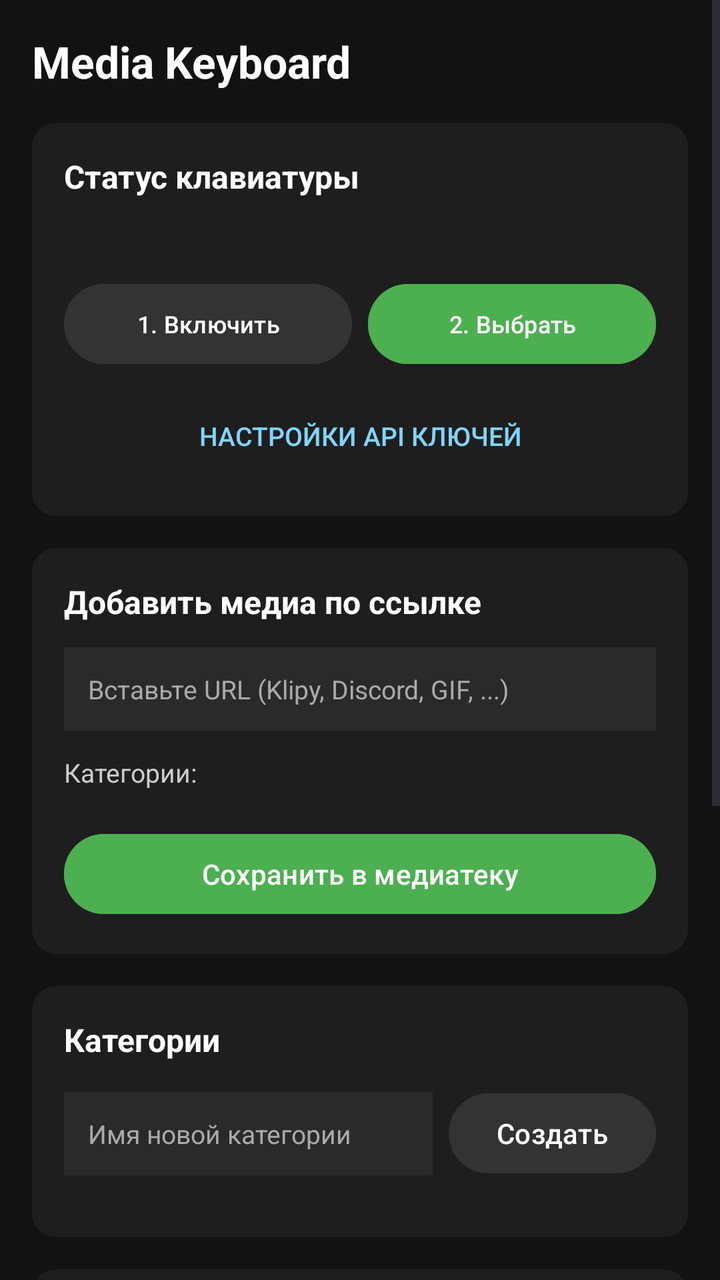
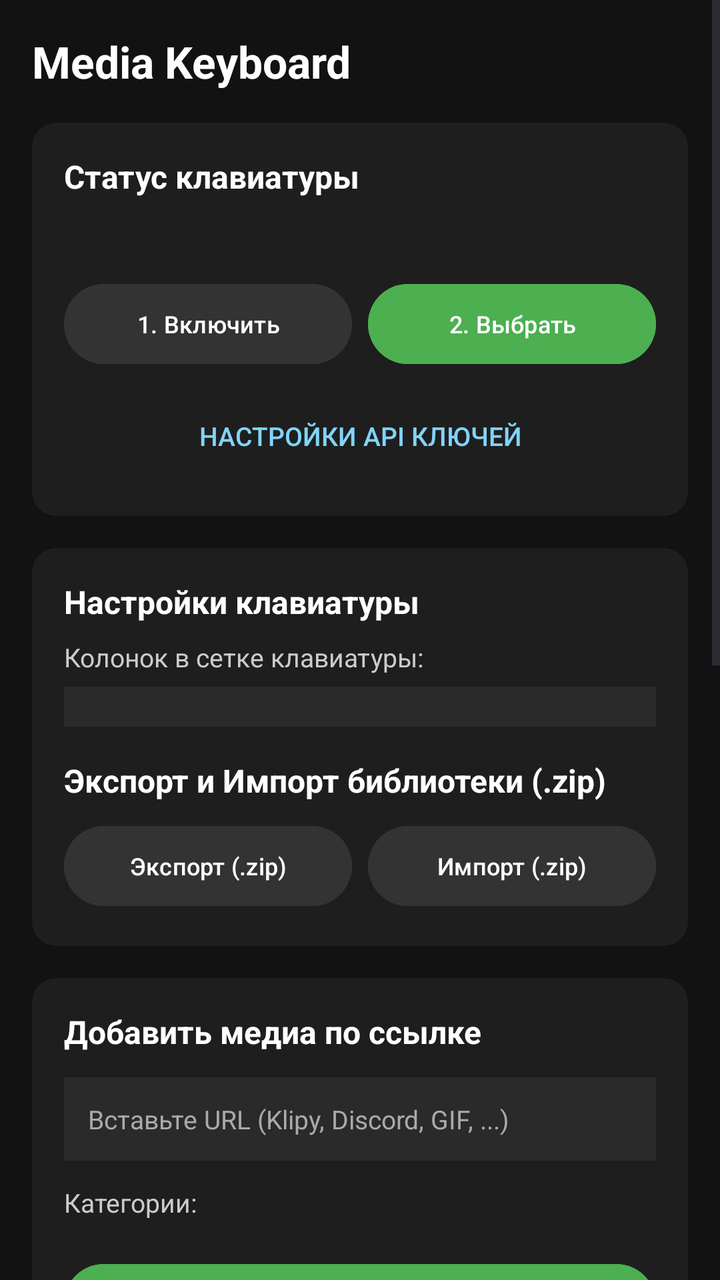

Compare the two renders of this Android layout. The source of the first and the diff that turns it into the second are given below.
<!-- AndroidManifest.xml: application theme Theme.MediaKeyboard -->
<!-- res/layout/activity_main.xml -->
<?xml version="1.0" encoding="utf-8"?>
<ScrollView xmlns:android="http://schemas.android.com/apk/res/android"
    xmlns:app="http://schemas.android.com/apk/res-auto"
    android:layout_width="match_parent"
    android:layout_height="match_parent"
    android:background="#FF121212"
    android:fillViewport="true">

    <LinearLayout
        android:layout_width="match_parent"
        android:layout_height="wrap_content"
        android:orientation="vertical"
        android:padding="16dp">

        
        <TextView
            android:layout_width="wrap_content"
            android:layout_height="wrap_content"
            android:text="Media Keyboard"
            android:textColor="#FFFFFFFF"
            android:textSize="22sp"
            android:textStyle="bold"
            android:layout_marginBottom="16dp" />

        
        <com.google.android.material.card.MaterialCardView
            android:layout_width="match_parent"
            android:layout_height="wrap_content"
            android:layout_marginBottom="16dp"
            app:cardBackgroundColor="#FF1E1E1E"
            app:cardCornerRadius="12dp"
            app:strokeWidth="0dp">

            <LinearLayout
                android:layout_width="match_parent"
                android:layout_height="wrap_content"
                android:orientation="vertical"
                android:padding="16dp">

                <TextView
                    android:layout_width="wrap_content"
                    android:layout_height="wrap_content"
                    android:text="Статус клавиатуры"
                    android:textColor="#FFFFFFFF"
                    android:textSize="16sp"
                    android:textStyle="bold"
                    android:layout_marginBottom="8dp" />

                <TextView
                    android:id="@+id/statusText"
                    android:layout_width="wrap_content"
                    android:layout_height="wrap_content"
                    android:textColor="#FFCCCCCC"
                    android:textSize="14sp"
                    android:layout_marginBottom="12dp" />

                <LinearLayout
                    android:layout_width="match_parent"
                    android:layout_height="wrap_content"
                    android:orientation="horizontal">

                    <Button
                        android:id="@+id/btnEnable"
                        android:layout_width="0dp"
                        android:layout_height="wrap_content"
                        android:layout_weight="1"
                        android:text="1. Включить"
                        android:textSize="12sp"
                        android:backgroundTint="#FF333333" />

                    <Button
                        android:id="@+id/btnPick"
                        android:layout_width="0dp"
                        android:layout_height="wrap_content"
                        android:layout_weight="1"
                        android:layout_marginStart="8dp"
                        android:text="2. Выбрать"
                        android:textSize="12sp"
                        android:backgroundTint="#FF4CAF50" />
                </LinearLayout>

                <Button
                    android:id="@+id/btnOpenSettings"
                    style="?android:attr/borderlessButtonStyle"
                    android:layout_width="match_parent"
                    android:layout_height="wrap_content"
                    android:layout_marginTop="8dp"
                    android:text="Настройки API ключей"
                    android:textColor="#FF81D4FA"
                    android:textSize="13sp" />

            </LinearLayout>
        </com.google.android.material.card.MaterialCardView>

        
        <com.google.android.material.card.MaterialCardView
            android:layout_width="match_parent"
            android:layout_height="wrap_content"
            android:layout_marginBottom="16dp"
            app:cardBackgroundColor="#FF1E1E1E"
            app:cardCornerRadius="12dp"
            app:strokeWidth="0dp">

            <LinearLayout
                android:layout_width="match_parent"
                android:layout_height="wrap_content"
                android:orientation="vertical"
                android:padding="16dp">

                <TextView
                    android:layout_width="wrap_content"
                    android:layout_height="wrap_content"
                    android:text="Добавить медиа по ссылке"
                    android:textColor="#FFFFFFFF"
                    android:textSize="16sp"
                    android:textStyle="bold"
                    android:layout_marginBottom="12dp" />

                <EditText
                    android:id="@+id/inputMainUrl"
                    android:layout_width="match_parent"
                    android:layout_height="wrap_content"
                    android:hint="Вставьте URL (Klipy, Discord, GIF, ...)"
                    android:textColorHint="#FFAAAAAA"
                    android:textColor="#FFFFFFFF"
                    android:background="#FF2A2A2A"
                    android:padding="12dp"
                    android:textSize="13sp"
                    android:inputType="textUri" />

                <TextView
                    android:layout_width="wrap_content"
                    android:layout_height="wrap_content"
                    android:text="Категории:"
                    android:textColor="#FFCCCCCC"
                    android:textSize="13sp"
                    android:layout_marginTop="12dp"
                    android:layout_marginBottom="6dp" />

                <LinearLayout
                    android:id="@+id/mainCategoriesContainer"
                    android:layout_width="match_parent"
                    android:layout_height="wrap_content"
                    android:orientation="vertical" />

                <Button
                    android:id="@+id/btnAddMainMedia"
                    android:layout_width="match_parent"
                    android:layout_height="wrap_content"
                    android:layout_marginTop="12dp"
                    android:text="Сохранить в медиатеку"
                    android:backgroundTint="#FF4CAF50"
                    android:textColor="#FFFFFFFF" />

            </LinearLayout>
        </com.google.android.material.card.MaterialCardView>

        
        <com.google.android.material.card.MaterialCardView
            android:layout_width="match_parent"
            android:layout_height="wrap_content"
            android:layout_marginBottom="16dp"
            app:cardBackgroundColor="#FF1E1E1E"
            app:cardCornerRadius="12dp"
            app:strokeWidth="0dp">

            <LinearLayout
                android:layout_width="match_parent"
                android:layout_height="wrap_content"
                android:orientation="vertical"
                android:padding="16dp">

                <TextView
                    android:layout_width="wrap_content"
                    android:layout_height="wrap_content"
                    android:text="Категории"
                    android:textColor="#FFFFFFFF"
                    android:textSize="16sp"
                    android:textStyle="bold"
                    android:layout_marginBottom="12dp" />

                <LinearLayout
                    android:layout_width="match_parent"
                    android:layout_height="wrap_content"
                    android:orientation="horizontal">

                    <EditText
                        android:id="@+id/inputMainCategoryName"
                        android:layout_width="0dp"
                        android:layout_height="wrap_content"
                        android:layout_weight="1"
                        android:hint="Имя новой категории"
                        android:textColorHint="#FFAAAAAA"
                        android:textColor="#FFFFFFFF"
                        android:background="#FF2A2A2A"
                        android:padding="12dp"
                        android:textSize="13sp"
                        android:inputType="textCapWords" />

                    <Button
                        android:id="@+id/btnAddMainCategory"
                        android:layout_width="wrap_content"
                        android:layout_height="wrap_content"
                        android:layout_marginStart="8dp"
                        android:text="Создать"
                        android:backgroundTint="#FF333333" />
                </LinearLayout>

                <LinearLayout
                    android:id="@+id/mainCategoryListContainer"
                    android:layout_width="match_parent"
                    android:layout_height="wrap_content"
                    android:orientation="vertical"
                    android:layout_marginTop="12dp" />

            </LinearLayout>
        </com.google.android.material.card.MaterialCardView>

        
        <com.google.android.material.card.MaterialCardView
            android:layout_width="match_parent"
            android:layout_height="wrap_content"
            app:cardBackgroundColor="#FF1E1E1E"
            app:cardCornerRadius="12dp"
            app:strokeWidth="0dp">

            <LinearLayout
                android:layout_width="match_parent"
                android:layout_height="wrap_content"
                android:orientation="vertical"
                android:padding="16dp">

                <TextView
                    android:layout_width="wrap_content"
                    android:layout_height="wrap_content"
                    android:text="Сохраненная медиатека"
                    android:textColor="#FFFFFFFF"
                    android:textSize="16sp"
                    android:textStyle="bold"
                    android:layout_marginBottom="12dp" />

                <androidx.recyclerview.widget.RecyclerView
                    android:id="@+id/mainMediaGrid"
                    android:layout_width="match_parent"
                    android:layout_height="300dp" />

            </LinearLayout>
        </com.google.android.material.card.MaterialCardView>

    </LinearLayout>
</ScrollView>
<!-- resources referenced by this layout -->
<resources>
  <style name="Theme.MediaKeyboard" parent="Base.Theme.MediaKeyboard" />
  <style name="Base.Theme.MediaKeyboard" parent="Theme.Material3.DayNight.NoActionBar">
          
          
      </style>
</resources>

<!-- the commit's change to res/layout/activity_main.xml (unified diff, before → after) -->
@@ -110,6 +110,83 @@
                 <TextView
                     android:layout_width="wrap_content"
                     android:layout_height="wrap_content"
+                    android:text="Настройки клавиатуры"
+                    android:textColor="#FFFFFFFF"
+                    android:textSize="16sp"
+                    android:textStyle="bold"
+                    android:layout_marginBottom="8dp" />
+
+                <TextView
+                    android:layout_width="wrap_content"
+                    android:layout_height="wrap_content"
+                    android:text="Колонок в сетке клавиатуры:"
+                    android:textColor="#FFCCCCCC"
+                    android:textSize="13sp"
+                    android:layout_marginBottom="6dp" />
+
+                <Spinner
+                    android:id="@+id/spinnerColumns"
+                    android:layout_width="match_parent"
+                    android:layout_height="wrap_content"
+                    android:background="#FF2A2A2A"
+                    android:padding="10dp"
+                    android:layout_marginBottom="16dp" />
+
+                <TextView
+                    android:layout_width="wrap_content"
+                    android:layout_height="wrap_content"
+                    android:text="Экспорт и Импорт библиотеки (.zip)"
+                    android:textColor="#FFFFFFFF"
+                    android:textSize="16sp"
+                    android:textStyle="bold"
+                    android:layout_marginBottom="8dp" />
+
+                <LinearLayout
+                    android:layout_width="match_parent"
+                    android:layout_height="wrap_content"
+                    android:orientation="horizontal">
+
+                    <Button
+                        android:id="@+id/btnExportLibrary"
+                        android:layout_width="0dp"
+                        android:layout_height="wrap_content"
+                        android:layout_weight="1"
+                        android:text="Экспорт (.zip)"
+                        android:textSize="12sp"
+                        android:backgroundTint="#FF333333" />
+
+                    <Button
+                        android:id="@+id/btnImportLibrary"
+                        android:layout_width="0dp"
+                        android:layout_height="wrap_content"
+                        android:layout_weight="1"
+                        android:layout_marginStart="8dp"
+                        android:text="Импорт (.zip)"
+                        android:textSize="12sp"
+                        android:backgroundTint="#FF333333" />
+                </LinearLayout>
+
+            </LinearLayout>
+        </com.google.android.material.card.MaterialCardView>
+
+        
+        <com.google.android.material.card.MaterialCardView
+            android:layout_width="match_parent"
+            android:layout_height="wrap_content"
+            android:layout_marginBottom="16dp"
+            app:cardBackgroundColor="#FF1E1E1E"
+            app:cardCornerRadius="12dp"
+            app:strokeWidth="0dp">
+
+            <LinearLayout
+                android:layout_width="match_parent"
+                android:layout_height="wrap_content"
+                android:orientation="vertical"
+                android:padding="16dp">
+
+                <TextView
+                    android:layout_width="wrap_content"
+                    android:layout_height="wrap_content"
                     android:text="Добавить медиа по ссылке"
                     android:textColor="#FFFFFFFF"
                     android:textSize="16sp"
